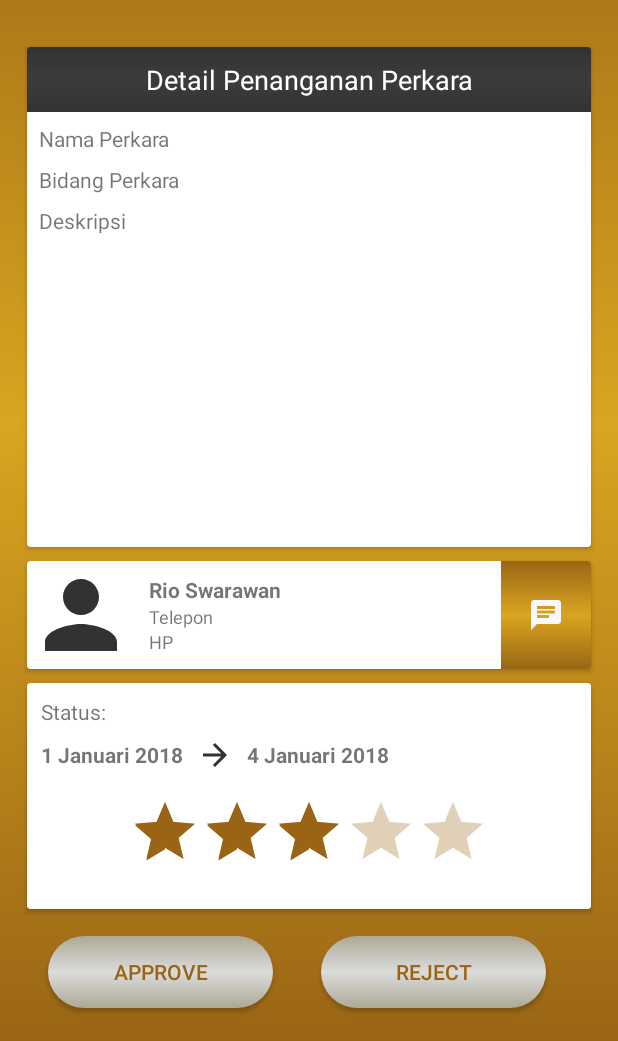
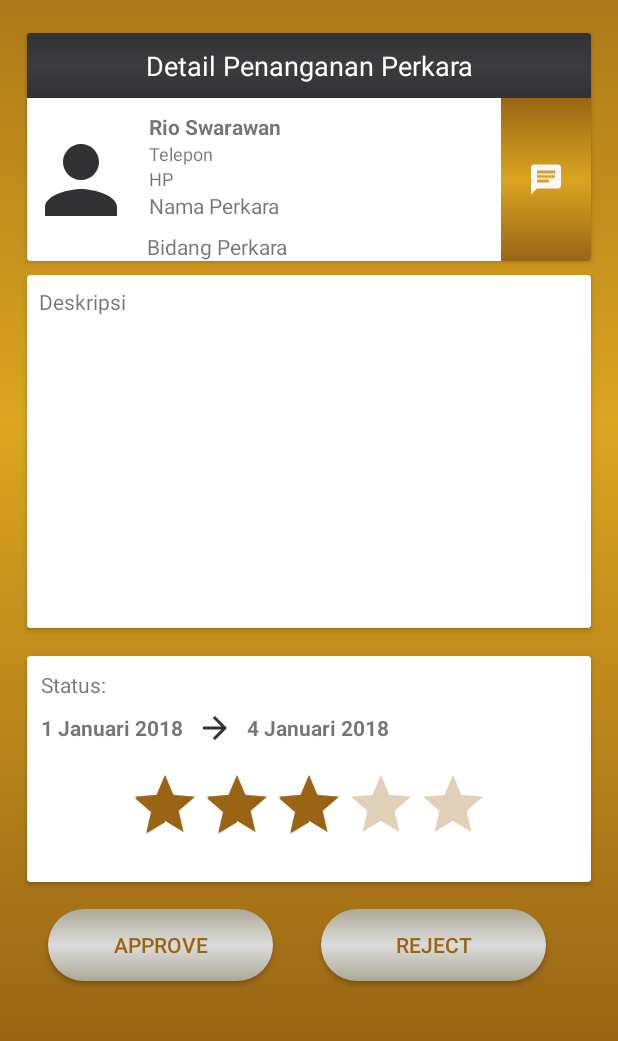
Before and after one commit to sidrive/androidmitra, an Android app: the DetailPerkaraActivity screen opened directly, with no data from a screen before it, after a tap on an icon or button, on a phone screen of 412 x 824 dp, the part 195-1236 px from its top. Run offline under Robolectric (Android 15) with nearby library versions, the phone set to English and light mode, and no system bars; our stand-ins replace ButterKnife, Dagger/Hilt's generated code; libraries missing offline, so code that uses them is left out: pub.devrel.easypermissions, retrofit2.adapter.rxjava, rx.android.schedulers, rx.schedulers, rx.subscriptions; pictures from the network do not load; 4 statements that could not run were skipped.

Commit message:
add button logout

```diff
--- /dev/null
+++ b/app/src/main/res/drawable/ic_logout_white_24dp.xml
@@ -0,0 +1,5 @@
+<vector android:height="24dp" android:tint="#F7FCFF"
+    android:viewportHeight="24.0" android:viewportWidth="24.0"
+    android:width="24dp" xmlns:android="http://schemas.android.com/apk/res/android">
+    <path android:fillColor="#FF000000" android:pathData="M12,2C6.48,2 2,6.48 2,12s4.48,10 10,10 10,-4.48 10,-10S17.52,2 12,2zM13,17h-2v-2h2v2zM13,13h-2L11,7h2v6z"/>
+</vector>
--- a/app/src/main/res/layout/activity_detail_perkara_cons.xml
+++ b/app/src/main/res/layout/activity_detail_perkara_cons.xml
@@ -25,7 +25,7 @@
       app:layout_constraintEnd_toEndOf="parent"
       app:layout_constraintStart_toStartOf="parent"
       app:layout_constraintTop_toTopOf="parent"
-      app:layout_constraintBottom_toTopOf="@id/cv_proyek"
+      app:layout_constraintBottom_toTopOf="@id/cv_lawyer"
       />
 
 
@@ -37,67 +37,26 @@
       android:layout_marginStart="@dimen/res_18dp"
       android:layout_marginEnd="@dimen/res_18dp"
       android:layout_marginBottom="@dimen/res_9dp"
-      app:layout_constraintTop_toBottomOf="@id/img_logo"
+      app:layout_constraintTop_toBottomOf="@id/cv_lawyer"
       app:layout_constraintStart_toStartOf="parent"
       app:layout_constraintEnd_toEndOf="parent"
-      app:layout_constraintBottom_toTopOf="@id/cv_lawyer"
+      app:layout_constraintBottom_toTopOf="@id/cv_status"
       >
 
       <android.support.constraint.ConstraintLayout
         android:layout_width="match_parent"
         android:layout_height="wrap_content">
-
         <TextView
-          android:id="@+id/tv_judul"
-          android:layout_width="0dp"
-          android:layout_height="match_parent"
-          android:text="Detail Penanganan Perkara"
-          android:padding="@dimen/res_9dp"
-          android:textAlignment="center"
-          android:paddingStart="@dimen/res_18dp"
-          android:paddingEnd="@dimen/res_18dp"
-          android:textSize="18sp"
-          android:textColor="@color/colorWhite"
-          android:background="@drawable/bg_grad"
-          app:layout_constraintEnd_toEndOf="parent"
-          app:layout_constraintStart_toStartOf="parent"
-          app:layout_constraintTop_toTopOf="parent"
-          app:layout_constraintBottom_toTopOf="@id/tv_nama_customer"
-          />
-
-        <TextView
-          android:id="@+id/tv_nama_customer"
-          android:layout_width="0dp"
-          android:layout_height="wrap_content"
-          android:layout_margin="8dp"
-          android:text="Nama Perkara "
-          app:layout_constraintTop_toBottomOf="@id/tv_judul"
-          app:layout_constraintStart_toStartOf="parent"
-          app:layout_constraintEnd_toEndOf="parent"
-          />
+            android:id="@+id/tv_desc"
+            android:layout_width="wrap_content"
+            android:layout_height="wrap_content"
+            android:layout_margin="8dp"
+            android:text="Deskripsi "
+            app:layout_constraintTop_toTopOf="parent"
+            app:layout_constraintStart_toStartOf="parent"
+            />
 
 
-        <TextView
-          android:id="@+id/tv_bidang_hukum"
-          android:layout_width="0dp"
-          android:layout_height="wrap_content"
-          android:layout_margin="8dp"
-          android:text="Bidang Perkara "
-          app:layout_constraintTop_toBottomOf="@id/tv_nama_customer"
-          app:layout_constraintStart_toStartOf="parent"
-          app:layout_constraintEnd_toEndOf="parent"
-          />
-
-        <TextView
-          android:id="@+id/tv_desc"
-          android:layout_width="0dp"
-          android:layout_height="wrap_content"
-          android:layout_margin="8dp"
-          android:text="Deskripsi "
-          app:layout_constraintTop_toBottomOf="@id/tv_bidang_hukum"
-          app:layout_constraintStart_toStartOf="parent"
-          app:layout_constraintEnd_toEndOf="parent"
-          />
 
         <ImageView
           android:id="@+id/img_maps"
@@ -135,10 +94,10 @@
       android:layout_height="wrap_content"
       android:layout_marginStart="@dimen/res_18dp"
       android:layout_marginEnd="@dimen/res_18dp"
-      app:layout_constraintTop_toBottomOf="@id/cv_proyek"
+      app:layout_constraintTop_toBottomOf="@id/img_logo"
       app:layout_constraintStart_toStartOf="parent"
       app:layout_constraintEnd_toEndOf="parent"
-      app:layout_constraintBottom_toTopOf="@id/cv_status"
+      app:layout_constraintBottom_toTopOf="@id/cv_proyek"
       >
 
       <android.support.constraint.ConstraintLayout
@@ -151,19 +110,37 @@
           android:layout_height="72dp"
           android:src="@drawable/ic_person_black_24dp"
           app:layout_constraintStart_toStartOf="parent"
-          app:layout_constraintTop_toTopOf="parent"
+          app:layout_constraintTop_toBottomOf="@id/tv_judul1"
           app:layout_constraintBottom_toBottomOf="parent"
           />
 
         <TextView
-          android:id="@+id/tv_nama_lawyer"
+            android:id="@+id/tv_judul1"
+            android:layout_width="0dp"
+            android:layout_height="match_parent"
+            android:text="Detail Penanganan Perkara"
+            android:padding="@dimen/res_9dp"
+            android:textAlignment="center"
+            android:paddingStart="@dimen/res_18dp"
+            android:paddingEnd="@dimen/res_18dp"
+            android:textSize="18sp"
+            android:textColor="@color/colorWhite"
+            android:background="@drawable/bg_grad"
+            app:layout_constraintEnd_toEndOf="parent"
+            app:layout_constraintStart_toStartOf="parent"
+            app:layout_constraintTop_toTopOf="parent"
+            app:layout_constraintBottom_toTopOf="@id/tv_nama_customer"
+            />
+
+        <TextView
+          android:id="@+id/tv_nama_customer"
           android:layout_width="wrap_content"
           android:layout_height="wrap_content"
           android:text="Rio Swarawan"
           android:layout_margin="@dimen/res_9dp"
           android:textStyle="bold"
           app:layout_constraintStart_toEndOf="@id/img_lawyer"
-          app:layout_constraintTop_toTopOf="parent"
+          app:layout_constraintTop_toBottomOf="@id/tv_judul1"
           />
 
         <TextView
@@ -174,7 +151,7 @@
           android:textSize="12sp"
           android:text="Telepon"
           app:layout_constraintStart_toEndOf="@id/img_lawyer"
-          app:layout_constraintTop_toBottomOf="@id/tv_nama_lawyer"
+          app:layout_constraintTop_toBottomOf="@id/tv_nama_customer"
           />
         <TextView
           android:id="@+id/tv_hp"
@@ -187,6 +164,29 @@
           app:layout_constraintStart_toEndOf="@id/img_lawyer"
           />
 
+        <TextView
+            android:id="@+id/tv_nama_perkara"
+            android:layout_width="wrap_content"
+            android:layout_height="wrap_content"
+            android:layout_marginStart="@dimen/res_9dp"
+            android:text="Nama Perkara "
+            app:layout_constraintTop_toBottomOf="@id/tv_hp"
+            app:layout_constraintStart_toEndOf="@id/img_lawyer"
+            />
+
+
+        <TextView
+            android:id="@+id/tv_bidang_hukum"
+            android:layout_width="wrap_content"
+            android:layout_height="wrap_content"
+            android:layout_margin="8dp"
+            android:text="Bidang Perkara "
+            app:layout_constraintTop_toBottomOf="@id/tv_nama_perkara"
+            app:layout_constraintStart_toEndOf="@id/img_lawyer"
+            />
+
+
+
         <ImageView
           android:id="@+id/img_msg"
           android:layout_width="60dp"
@@ -196,7 +196,7 @@
           android:src="@drawable/ic_chat_black_24dp"
           android:background="@drawable/bg_grad1"
           app:layout_constraintEnd_toEndOf="parent"
-          app:layout_constraintTop_toTopOf="parent"
+          app:layout_constraintTop_toBottomOf="@id/tv_judul1"
           app:layout_constraintBottom_toBottomOf="parent"
           />
       </android.support.constraint.ConstraintLayout>
@@ -212,7 +212,7 @@
       android:layout_marginBottom="@dimen/res_9dp"
       app:layout_constraintStart_toStartOf="parent"
       app:layout_constraintEnd_toEndOf="parent"
-      app:layout_constraintTop_toBottomOf="@id/cv_lawyer"
+      app:layout_constraintTop_toBottomOf="@id/cv_proyek"
       app:layout_constraintBottom_toTopOf="@id/lnBtn"
       >
 
--- a/app/src/main/res/menu/menu.xml
+++ b/app/src/main/res/menu/menu.xml
@@ -1,6 +1,11 @@
 <?xml version="1.0" encoding="utf-8"?>
 <menu xmlns:android="http://schemas.android.com/apk/res/android"
   xmlns:app="http://schemas.android.com/apk/res-auto">
+  <item
+      android:id="@+id/action_logout"
+      android:icon="@drawable/ic_logout_white_24dp"
+      android:title="Logout"
+      app:showAsAction="ifRoom"/>
   <item
     android:id="@+id/action_profile"
     android:icon="@drawable/ic_person_white_24dp"
```
Also changed, not shown: app/src/main/java/lawyerku/mitra/MainActivityCons.java (+9 -0 lines), app/src/main/java/lawyerku/mitra/ui/detailperkara/DetailPerkaraActivity.java (+14 -5 lines).
